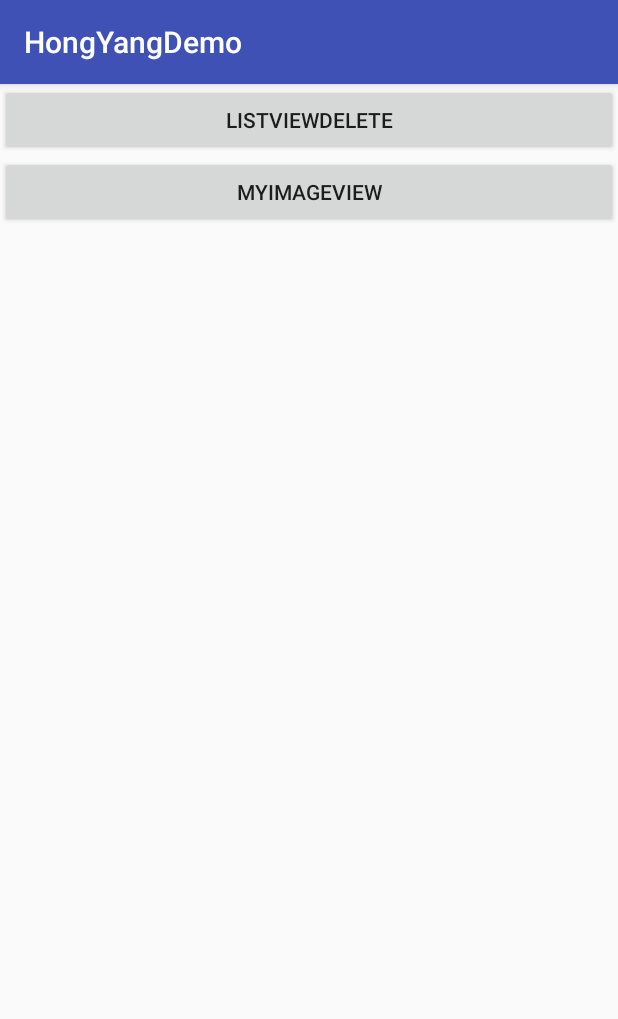
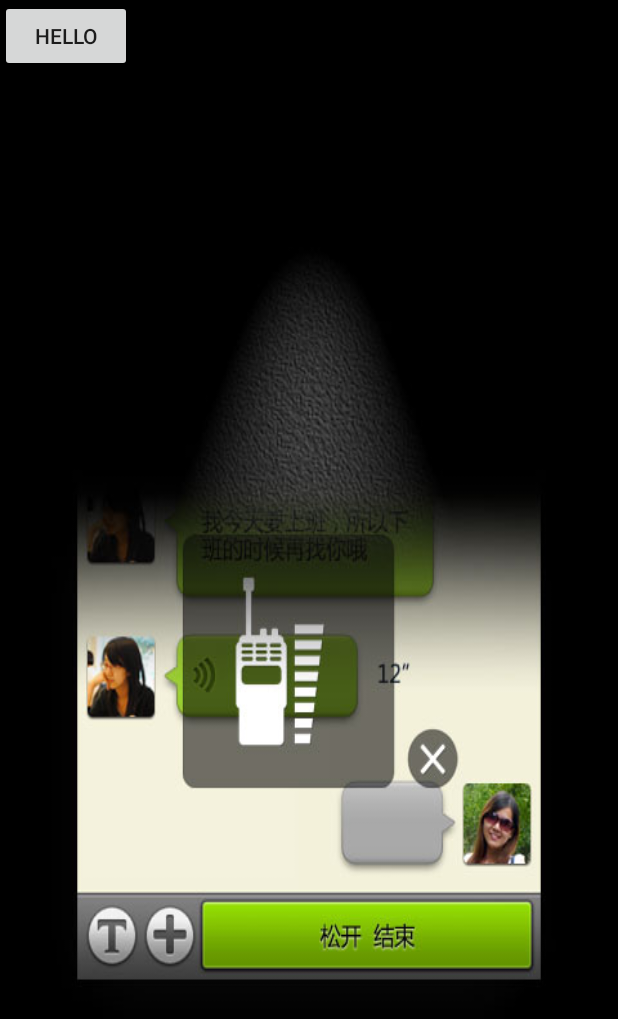
Before and after one commit to shuzhuchengfu2/HongYangDemo, an Android app: the screen it shows after launch (MainActivity before the commit, WelcomeActivity after it), on a phone screen of 412 x 824 dp. Shown: the top 1019 px of the screen. Run offline under Robolectric (Android 15) with nearby library versions, the phone set to English and light mode, and no system bars.

```diff
--- a/app/src/main/java/com/hongyangdemo/MainActivity.java
+++ b/app/src/main/java/com/hongyangdemo/MainActivity.java
@@ -24,6 +24,10 @@ public class MainActivity extends AppCompatActivity {
         startActivity(intent);
     }
 
+    /**
+     * 仿Win8的metro的UI界面
+     * @param view
+     */
     public void myImageView(View view){
         Intent intent = new Intent(this,MyImageActivity.class);
         startActivity(intent);
--- /dev/null
+++ b/app/src/main/java/com/hongyangdemo/WelcomeActivity.java
@@ -0,0 +1,32 @@
+package com.hongyangdemo;
+
+import android.content.Intent;
+import android.os.Bundle;
+import android.support.v7.app.AppCompatActivity;
+import android.view.View;
+import android.widget.Toast;
+
+import com.hongyangdemo.widget.VerticalLinearLayout;
+
+public class WelcomeActivity extends AppCompatActivity {
+    private VerticalLinearLayout mMianLayout;
+
+    @Override
+    protected void onCreate(Bundle savedInstanceState) {
+        super.onCreate(savedInstanceState);
+        setContentView(R.layout.activity_welcome);
+        mMianLayout = (VerticalLinearLayout) findViewById(R.id.id_main_ly);
+        mMianLayout.setOnPageChangeListener(new VerticalLinearLayout.OnPageChangeListener() {
+            @Override
+            public void onPageChange(int currentPage){
+                Toast.makeText(WelcomeActivity.this, "第"+(currentPage+1)+"页", Toast.LENGTH_SHORT).show();
+            }
+        });
+    }
+
+    public void toMain(View view){
+        Intent intent = new Intent(this,MainActivity.class);
+        startActivity(intent);
+        finish();
+    }
+}
--- /dev/null
+++ b/app/src/main/java/com/hongyangdemo/widget/VerticalLinearLayout.java
@@ -0,0 +1,275 @@
+package com.hongyangdemo.widget;
+
+import android.content.Context;
+import android.util.AttributeSet;
+import android.util.DisplayMetrics;
+import android.util.Log;
+import android.view.MotionEvent;
+import android.view.VelocityTracker;
+import android.view.View;
+import android.view.ViewGroup;
+import android.view.WindowManager;
+import android.widget.Scroller;
+
+/**
+ * author： xiongdejin
+ * date: 2017/7/31
+ * describe: Andoird 自定义ViewGroup实现竖向引导界面
+ */
+
+public class VerticalLinearLayout extends ViewGroup{
+    public static final String TAG = "VerticalLinearLayout";
+    /**
+     * 屏幕的高度
+     */
+    private int mScreenHeight;
+    /**
+     * 手指按下时的getScrollY
+     */
+    private int mScrollStart;
+    /**
+     * 手指抬起时的getScrollY
+     */
+    private int mScrollEnd;
+    /**
+     * 记录移动时的Y
+     */
+    private int mLastY;
+    /**
+     * 滚动的辅助类
+     */
+    private Scroller mScroller;
+    /**
+     * 是否正在滚动
+     */
+    private boolean isScrolling;
+    /**
+     * 加速度检测
+     */
+    private VelocityTracker mVelocityTracker;
+    /**
+     * 记录当前页
+     */
+    private int currentPage = 0;
+
+
+    public VerticalLinearLayout(Context context) {
+        this(context,null);
+    }
+
+    public VerticalLinearLayout(Context context, AttributeSet attrs) {
+        this(context, attrs,0);
+    }
+
+    public VerticalLinearLayout(Context context, AttributeSet attrs, int defStyleAttr) {
+        super(context, attrs, defStyleAttr);
+        WindowManager wm = (WindowManager) context.getSystemService(Context.WINDOW_SERVICE);
+        DisplayMetrics outMetrics = new DisplayMetrics();
+        wm.getDefaultDisplay().getMetrics(outMetrics);
+        mScreenHeight = outMetrics.heightPixels;
+        mScroller = new Scroller(context);
+    }
+
+    @Override
+    protected void onMeasure(int widthMeasureSpec, int heightMeasureSpec) {
+        super.onMeasure(widthMeasureSpec, heightMeasureSpec);
+        int count = getChildCount();
+        for(int i =0 ;i<count;i++){
+            View childView = getChildAt(i);
+            measureChild(childView,widthMeasureSpec,mScreenHeight);
+        }
+    }
+
+    @Override
+    protected void onLayout(boolean changed, int l, int t, int r, int b) {
+        if(changed){
+            int childCount = getChildCount();
+            // 设置主布局的高度
+            MarginLayoutParams lp = (MarginLayoutParams)getLayoutParams();
+            lp.height = childCount * mScreenHeight;
+            setLayoutParams(lp);
+            for(int i =0;i<childCount;i++){
+                View child = getChildAt(i);
+                if(child.getVisibility() != View.GONE){
+                    child.layout(l,i*mScreenHeight,r,(i+1)*mScreenHeight);
+                }
+            }
+        }
+    }
+
+
+    @Override
+    public boolean onTouchEvent(MotionEvent event) {
+        if (isScrolling) {
+            // 如果当前正在滚动，调用父类的onTouchEvent
+            return super.onTouchEvent(event);
+        }
+
+        int action = event.getAction();
+        int y = (int) event.getY();
+        obtainVelocity(event);
+
+        switch (action) {
+            case MotionEvent.ACTION_DOWN:
+                mScrollStart = getScrollY();
+                mLastY = y;
+                break;
+            case MotionEvent.ACTION_MOVE:
+                //没有滑动结束
+                if (!mScroller.isFinished()) {
+                    mScroller.abortAnimation();
+                }
+                int dy = mLastY -y;
+
+                int scrollY = getScrollY();
+                //已经到达顶端，下拉多少，就往上滚动多少
+                if (dy < 0 && scrollY + dy < 0) {
+                    dy = -scrollY;
+                }
+                // 已经到达底部，上拉多少，就往下滚动多少
+                if (dy > 0 && scrollY + dy > getHeight() - mScreenHeight) {
+                    dy = getHeight() - mScreenHeight - scrollY;
+                }
+
+                scrollBy(0, dy);
+                mLastY = y;
+                break;
+            case MotionEvent.ACTION_UP:
+                mScrollEnd = getScrollY();
+                int dScrollY = mScrollEnd - mScrollStart;
+                if(wantScrollToNext()){ //TODO 向上滑
+                    if(!shouldScrollToNext()){
+                        mScroller.startScroll(0,getScrollY(),0,-dScrollY);
+                    }else{
+                        mScroller.startScroll(0,getScrollY(),0,mScreenHeight - dScrollY);
+                    }
+                }
+
+                if(wantScrollToPre()){ //TODO 向下滑
+                    if(shouldScrollToPre()){
+                        mScroller.startScroll(0, getScrollY(), 0, -mScreenHeight - dScrollY);
+                    }else{
+                        mScroller.startScroll(0, getScrollY(), 0, -dScrollY);
+                    }
+                }
+
+                isScrolling = true;
+                postInvalidate();
+                recycleVelocity();
+                break;
+        }
+        return true;
+    }
+
+    @Override
+    public void computeScroll() {
+        super.computeScroll();
+        if(mScroller.computeScrollOffset()){
+            scrollTo(0,mScroller.getCurrY());
+            postInvalidate();
+        }else{
+            //设置回调
+            int position = getScrollY()/mScreenHeight;
+            Log.e("xxx", position + "," + currentPage);
+            if(position != currentPage){
+                currentPage = position;
+                if(mOnPageChangeListener != null){
+                    mOnPageChangeListener.onPageChange(currentPage);
+                }
+            }
+            isScrolling  = false;
+        }
+    }
+
+    /**
+     * 根据滚动距离判断是否能够滚动到下一页
+     *
+     * @return
+     */
+    private boolean shouldScrollToNext(){
+        return mScrollEnd - mScrollStart > mScreenHeight / 2 || Math.abs(getVelocity()) > 600;
+    }
+
+
+    /**
+     * 根据滚动距离判断是否能够滚动到上一页
+     *
+     * @return
+     */
+    private boolean shouldScrollToPre(){
+        return -mScrollEnd + mScrollStart > mScreenHeight / 2 || Math.abs(getVelocity()) > 600;
+    }
+
+
+    /**
+     * 根据用户滑动，判断用户的意图是否是滚动到下一页
+     *
+     * @return
+     */
+    private boolean wantScrollToNext(){
+        return mScrollEnd > mScrollStart;
+    }
+
+
+    /**
+     * 根据用户滑动，判断用户的意图是否是滚动到上一页
+     *
+     * @return
+     */
+    private boolean wantScrollToPre(){
+        return mScrollEnd < mScrollStart;
+    }
+
+    /**
+     * 获取y方向的加速度
+     *
+     * @return
+     */
+    private int getVelocity(){
+        mVelocityTracker.computeCurrentVelocity(1000);
+        return (int) mVelocityTracker.getYVelocity();
+    }
+
+
+    /**
+     * 初始化加速器
+     * @param event
+     */
+    private void obtainVelocity(MotionEvent event){
+        if(mVelocityTracker == null){
+            mVelocityTracker = VelocityTracker.obtain();
+        }
+        mVelocityTracker.addMovement(event);
+    }
+
+
+    /**
+     * 释放资源
+     */
+    private void recycleVelocity(){
+        if (mVelocityTracker != null) {
+            mVelocityTracker.recycle();
+            mVelocityTracker = null;
+        }
+    }
+
+    private OnPageChangeListener mOnPageChangeListener;
+    /**
+     * 设置回调接口
+     *
+     * @param onPageChangeListener
+     */
+    public void setOnPageChangeListener(OnPageChangeListener onPageChangeListener){
+        mOnPageChangeListener = onPageChangeListener;
+    }
+
+    /**
+     * 回调接口
+     *
+     * @author zhy
+     *
+     */
+    public interface OnPageChangeListener{
+        void onPageChange(int currentPage);
+    }
+}
--- /dev/null
+++ b/app/src/main/res/layout/activity_welcome.xml
@@ -0,0 +1,57 @@
+<com.hongyangdemo.widget.VerticalLinearLayout xmlns:android="http://schemas.android.com/apk/res/android"
+                                              android:id="@+id/id_main_ly"
+                                              android:layout_width="match_parent"
+                                              android:layout_height="fill_parent"
+                                              android:orientation="vertical"
+                                              android:background="#fff">
+
+    <RelativeLayout
+        android:layout_width="fill_parent"
+        android:layout_height="fill_parent"
+        android:background="@drawable/w02">
+
+        <Button
+            android:layout_width="wrap_content"
+            android:layout_height="wrap_content"
+            android:text="hello"/>
+    </RelativeLayout>
+
+    <RelativeLayout
+        android:layout_width="fill_parent"
+        android:layout_height="fill_parent"
+        android:background="@drawable/w03">
+
+        <Button
+            android:layout_width="wrap_content"
+            android:layout_height="wrap_content"
+            android:layout_centerInParent="true"
+            android:background="#fff"
+            android:text="hello"/>
+    </RelativeLayout>
+
+    <RelativeLayout
+        android:layout_width="fill_parent"
+        android:layout_height="fill_parent"
+        android:background="@drawable/w04">
+
+        <Button
+            android:layout_width="wrap_content"
+            android:layout_height="wrap_content"
+            android:layout_centerInParent="true"
+            android:text="hello"/>
+    </RelativeLayout>
+
+    <RelativeLayout
+        android:layout_width="fill_parent"
+        android:layout_height="fill_parent"
+        android:background="@drawable/w05">
+
+        <Button
+            android:onClick="toMain"
+            android:layout_width="wrap_content"
+            android:layout_height="wrap_content"
+            android:layout_centerInParent="true"
+            android:text="hello"/>
+    </RelativeLayout>
+
+</com.hongyangdemo.widget.VerticalLinearLayout>
--- a/app/src/main/res/values/styles.xml
+++ b/app/src/main/res/values/styles.xml
@@ -6,6 +6,11 @@
         <item name="colorPrimary">@color/colorPrimary</item>
         <item name="colorPrimaryDark">@color/colorPrimaryDark</item>
         <item name="colorAccent">@color/colorAccent</item>
+    </style>
+
+    <style name="AppTheme.NoTitle.FullScreen" parent="AppTheme">
+        <item name="windowNoTitle">true</item>
+        <item name="android:windowFullscreen">true</item>
     </style>
 
     <!--qqListView-->
```
Also changed, not shown: app/src/main/AndroidManifest.xml (+9 -5 lines), app/src/main/res/drawable-hdpi/w01.jpg (added), app/src/main/res/drawable-hdpi/w02.jpg (added), app/src/main/res/drawable-hdpi/w03.jpg (added), app/src/main/res/drawable-hdpi/w04.jpg (added), app/src/main/res/drawable-hdpi/w05.jpg (added), 1 other file.
